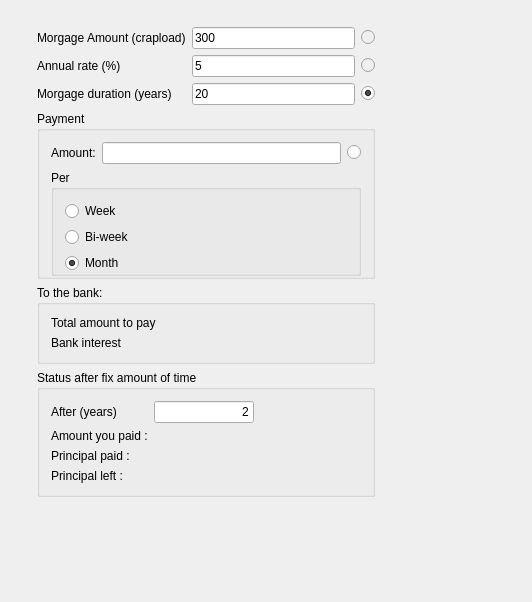
Old version of the form MorgageCalculator.ui in the repository mhtrinh/mortgage-calculator.
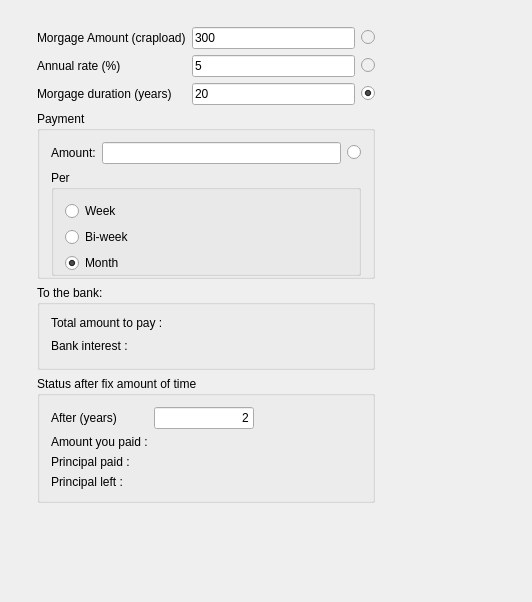
New version of the form.

Commit message: Add bank interest

Patch:
```diff
--- a/MorgageCalculator.ui
+++ b/MorgageCalculator.ui
@@ -205,25 +205,21 @@
         <property name="title">
          <string>To the bank:</string>
         </property>
-        <layout class="QFormLayout" name="formLayout">
-         <item row="0" column="0">
-          <widget class="QLabel" name="label_4">
-           <property name="text">
-            <string>Total amount to pay</string>
-           </property>
-          </widget>
-         </item>
+        <layout class="QGridLayout" name="gridLayout_4">
          <item row="0" column="1">
           <widget class="QLabel" name="totalPaid">
            <property name="text">
             <string/>
            </property>
+           <property name="alignment">
+            <set>Qt::AlignRight|Qt::AlignTrailing|Qt::AlignVCenter</set>
+           </property>
           </widget>
          </item>
          <item row="1" column="0">
           <widget class="QLabel" name="label_7">
            <property name="text">
-            <string>Bank interest</string>
+            <string>Bank interest : </string>
            </property>
           </widget>
          </item>
@@ -232,8 +228,31 @@
            <property name="text">
             <string/>
            </property>
+           <property name="alignment">
+            <set>Qt::AlignRight|Qt::AlignTrailing|Qt::AlignVCenter</set>
+           </property>
           </widget>
          </item>
+         <item row="0" column="0">
+          <widget class="QLabel" name="label_4">
+           <property name="text">
+            <string>Total amount to pay :</string>
+           </property>
+          </widget>
+         </item>
+         <item row="1" column="2">
+          <spacer name="horizontalSpacer_2">
+           <property name="orientation">
+            <enum>Qt::Horizontal</enum>
+           </property>
+           <property name="sizeHint" stdset="0">
+            <size>
+             <width>40</width>
+             <height>20</height>
+            </size>
+           </property>
+          </spacer>
+         </item>
         </layout>
        </widget>
       </item>
```
The commit also changes 2 other files.
